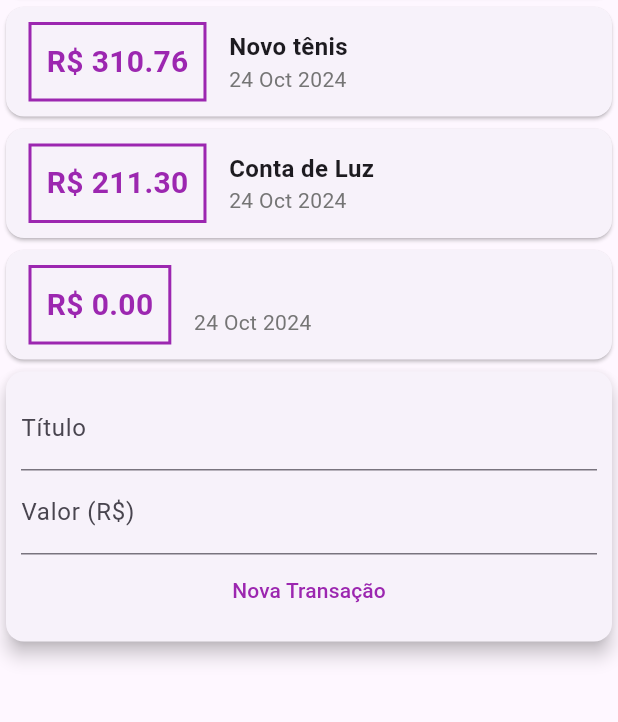
After one commit to Guh-paixao/expenses_app, a Flutter app: the screen it shows after launch, after a tap on "Nova Transação", on a phone screen of 412 x 824 dp, the part 125-847 px from its top. The commit adds this screen. Run offline on Flutter 3.47's test engine with Material 3 defaults, Android fonts, the phone set to English and light mode, and no system bars.

Commit message:
Refactor code to use separate components for transaction form and transaction list

```diff
--- /dev/null
+++ b/lib/models/components/transaction_form.dart
@@ -0,0 +1,44 @@
+import 'package:flutter/material.dart';
+
+class TransactionForm extends StatelessWidget {
+  final titleController = TextEditingController();
+  final valueController = TextEditingController();
+
+  final void Function(String, double) onSubmit;
+
+  TransactionForm(this.onSubmit, {super.key});
+
+  @override
+  Widget build(BuildContext context) {
+    return Card(
+        elevation: 5,
+        child: Padding(
+          padding: const EdgeInsets.all(10.0),
+          child: Column(
+            children: [
+              TextField(
+                controller: titleController,
+                decoration: const InputDecoration(
+                  labelText: 'Título',
+                ),
+              ),
+              TextField(
+                controller: valueController,
+                decoration: const InputDecoration(
+                  labelText: 'Valor (R\$)',
+                ),
+              ),
+              TextButton(
+                onPressed: () {
+                  final title = titleController.text;
+                  final value = double.tryParse(valueController.text) ?? 0.0;
+                  onSubmit(title, value);
+                },
+                style: TextButton.styleFrom(foregroundColor: Colors.purple),
+                child: const Text('Nova Transação'),
+              )
+            ],
+          ),
+        ));
+  }
+}
--- a/lib/models/components/transaction_list.dart
+++ b/lib/models/components/transaction_list.dart
@@ -0,0 +1,54 @@
+import 'package:flutter/material.dart';
+import '../../models/transactions.dart';
+import 'package:intl/intl.dart';
+
+class TransactionList extends StatelessWidget {
+  List<Transactions> transactions;
+
+  TransactionList(this.transactions, {super.key});
+
+  @override
+  Widget build(BuildContext context) {
+    return Column(
+      children: transactions.map((tr) {
+        return Card(
+          child: Row(
+            children: [
+              Container(
+                margin:
+                    const EdgeInsets.symmetric(horizontal: 15, vertical: 10),
+                decoration: BoxDecoration(
+                    border: Border.all(
+                  color: Colors.purple,
+                  width: 2,
+                )),
+                padding: const EdgeInsets.all(10),
+                child: Text(
+                  'R\$ ${tr.value.toStringAsFixed(2)}',
+                  style: const TextStyle(
+                    fontWeight: FontWeight.bold,
+                    fontSize: 20,
+                    color: Colors.purple,
+                  ),
+                ),
+              ),
+              Column(
+                crossAxisAlignment: CrossAxisAlignment.start,
+                children: [
+                  Text(tr.title,
+                      style: const TextStyle(
+                          fontSize: 16, fontWeight: FontWeight.bold)),
+                  Text(
+                      DateFormat(
+                        'd MMM y',
+                      ).format(tr.date),
+                      style: TextStyle(color: Colors.grey[600])),
+                ],
+              )
+            ],
+          ),
+        );
+      }).toList(),
+    );
+  }
+}
--- /dev/null
+++ b/lib/models/components/transaction_user.dart
@@ -0,0 +1,45 @@
+import 'dart:math';
+
+import 'package:flutter/material.dart';
+import '../transactions.dart';
+import 'transaction_form.dart';
+import 'transaction_list.dart';
+
+class TransactionUser extends StatefulWidget {
+  const TransactionUser({super.key});
+
+  @override
+  State<TransactionUser> createState() => _TransactionUserState();
+}
+
+class _TransactionUserState extends State<TransactionUser> {
+  final _transactions = [
+    Transactions(
+        id: 't1', title: 'Novo tênis', value: 310.76, date: DateTime.now()),
+    Transactions(
+        id: 't2', title: 'Conta de Luz', value: 211.30, date: DateTime.now()),
+  ];
+
+  _addTransaction(String title, double value) {
+    final newTransaction = Transactions(
+      id: Random().nextDouble().toString(),
+      title: title,
+      value: value,
+      date: DateTime.now(),
+    );
+
+    setState(() {
+      _transactions.add(newTransaction);
+    });
+  }
+
+  @override
+  Widget build(BuildContext context) {
+    return Column(
+      children: [
+        TransactionList(_transactions),
+        TransactionForm(_addTransaction),
+      ],
+    );
+  }
+}
```
Also changed, not shown: lib/main.dart (+6 -87 lines).
